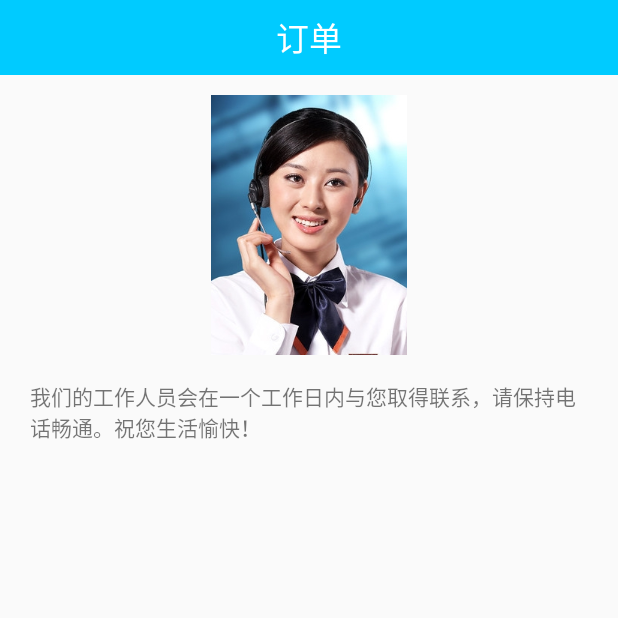
After one commit to aitonjiaotong/BaMinZuChe2016-01-26, an Android app: the OrderActivity screen opened directly, with no data from a screen before it, on a phone screen of 412 x 824 dp, the top half of it. The commit adds this screen. Run offline under Robolectric (Android 15) with nearby library versions, the phone set to English and light mode, and no system bars.

Commit message:
2016年1月27日11:15:16

```diff
--- a/settings.gradle
+++ b/settings.gradle
@@ -1 +1 @@
-include '八闽租车', ':lib_HKL', ':八闽租车'
+include '八闽租车', ':lib_HKL'
--- /dev/null
+++ b/八闽租车/src/main/java/com/aiton/bamin/shenzhouzuche2016_1_26/OrderActivity.java
@@ -0,0 +1,25 @@
+package com.aiton.bamin.shenzhouzuche2016_1_26;
+
+import android.content.Intent;
+import android.os.Bundle;
+import android.support.v7.app.AppCompatActivity;
+import android.view.KeyEvent;
+
+public class OrderActivity extends AppCompatActivity {
+
+    @Override
+    protected void onCreate(Bundle savedInstanceState) {
+        super.onCreate(savedInstanceState);
+        setContentView(R.layout.activity_order);
+    }
+    public boolean onKeyDown(int keyCode, android.view.KeyEvent event) {
+        if(keyCode== KeyEvent.KEYCODE_BACK){
+            Intent intent=new Intent();
+            intent.addFlags(Intent.FLAG_ACTIVITY_CLEAR_TOP);
+            intent.setClass(OrderActivity.this,RentSelfActivity.class);
+            startActivity(intent);
+            return super.onKeyDown(keyCode, event);
+        }
+        return super.onKeyDown(keyCode, event);
+    };
+}
--- a/八闽租车/src/main/res/layout/activity_make_sure_order.xml
+++ b/八闽租车/src/main/res/layout/activity_make_sure_order.xml
@@ -98,7 +98,7 @@
             android:layout_width="match_parent"
             android:layout_height="match_parent"
             android:text="提交订单"
-            android:id="@+id/button4"/>
+            android:id="@+id/makeSure"/>
     </LinearLayout>
 
 
--- /dev/null
+++ b/八闽租车/src/main/res/layout/activity_order.xml
@@ -0,0 +1,61 @@
+<RelativeLayout xmlns:android="http://schemas.android.com/apk/res/android"
+                xmlns:tools="http://schemas.android.com/tools"
+                android:layout_width="match_parent"
+                android:layout_height="match_parent"
+                tools:context="com.aiton.bamin.shenzhouzuche2016_1_26.OrderActivity">
+
+    <RelativeLayout
+        android:id="@+id/relativeLayout9"
+        android:layout_width="match_parent"
+        android:layout_height="@dimen/actionBar_height"
+        android:background="@color/actionbar_color"
+        android:layout_alignParentTop="true"
+        android:layout_centerHorizontal="true">
+
+        <TextView
+            android:id="@+id/textView92"
+            android:layout_width="wrap_content"
+            android:layout_height="wrap_content"
+            android:layout_centerHorizontal="true"
+            android:layout_centerVertical="true"
+            android:layout_gravity="center_vertical"
+            android:text="订单"
+            android:textColor="@color/white"
+            android:textSize="@dimen/ActionBar_Title_Size"/>
+    </RelativeLayout>
+
+    <RelativeLayout
+        android:layout_width="match_parent"
+        android:layout_height="200dp"
+        android:layout_below="@+id/relativeLayout9"
+        android:layout_centerHorizontal="true"
+        android:id="@+id/relativeLayout10">
+
+        <ImageView
+            android:src="@mipmap/kefu"
+            android:layout_width="wrap_content"
+            android:layout_height="wrap_content"
+            android:id="@+id/imageView29"
+            android:layout_centerVertical="true"
+            android:layout_centerHorizontal="true"/>
+    </RelativeLayout>
+
+    <RelativeLayout
+        android:layout_width="match_parent"
+        android:layout_height="50dp"
+        android:layout_below="@+id/relativeLayout10"
+        android:layout_centerHorizontal="true">
+
+        <TextView
+            android:layout_marginRight="20dp"
+            android:layout_width="wrap_content"
+            android:layout_height="wrap_content"
+            android:text="我们的工作人员会在一个工作日内与您取得联系，请保持电话畅通。祝您生活愉快！"
+            android:id="@+id/textView93"
+            android:layout_centerVertical="true"
+            android:layout_alignParentLeft="true"
+            android:layout_alignParentStart="true"
+            android:layout_marginLeft="20dp"
+            android:layout_marginStart="24dp"/>
+    </RelativeLayout>
+</RelativeLayout>
--- a/八闽租车/src/main/res/layout/activity_short_rent_self.xml
+++ b/八闽租车/src/main/res/layout/activity_short_rent_self.xml
@@ -564,7 +564,7 @@
 
     <RelativeLayout
         android:id="@+id/checkCar"
-        android:background="@color/blue_base"
+        android:background="@color/blue_light"
         android:layout_width="match_parent"
         android:layout_height="50dp"
         android:layout_alignParentBottom="true"
--- a/八闽租车/src/main/res/layout/makesureorder_view02.xml
+++ b/八闽租车/src/main/res/layout/makesureorder_view02.xml
@@ -48,6 +48,7 @@
                 android:layout_weight="2">
 
                 <TextView
+                    android:layout_marginRight="15dp"
                     android:id="@+id/textView78"
                     android:layout_width="wrap_content"
                     android:layout_height="wrap_content"
--- a/八闽租车/src/main/res/values/dimens.xml
+++ b/八闽租车/src/main/res/values/dimens.xml
@@ -3,6 +3,6 @@
     <dimen name="activity_horizontal_margin">16dp</dimen>
     <dimen name="activity_vertical_margin">16dp</dimen>
     <dimen name="actionBar_height">50dp</dimen>
-    <dimen name="ActionBar_Title_Size">25sp</dimen>
+    <dimen name="ActionBar_Title_Size">22sp</dimen>
     <dimen name="line_width">0.8dp</dimen>
 </resources>
--- a/八闽租车/src/main/res/values/strings.xml
+++ b/八闽租车/src/main/res/values/strings.xml
@@ -18,4 +18,5 @@
     <string name="title_activity_choose_city">ChooseCityActivity</string>
     <string name="title_activity_make_sure_order">MakeSureOrder</string>
     <string name="title_activity_mine">MineActivity</string>
+    <string name="title_activity_order">OrderActivity</string>
 </resources>
```
Also changed, not shown: 八闽租车/src/main/AndroidManifest.xml (+28 -25 lines), 八闽租车/src/main/java/com/aiton/bamin/shenzhouzuche2016_1_26/MakeSureOrder.java (+16 -22 lines), 八闽租车/src/main/java/com/aiton/bamin/shenzhouzuche2016_1_26/RentSelfActivity.java (+16 -0 lines), 八闽租车/src/main/res/menu/menu_order.xml (added, +9 -0 lines), 八闽租车/src/main/res/mipmap-xhdpi/kefu.jpg (added), 37 other files.
